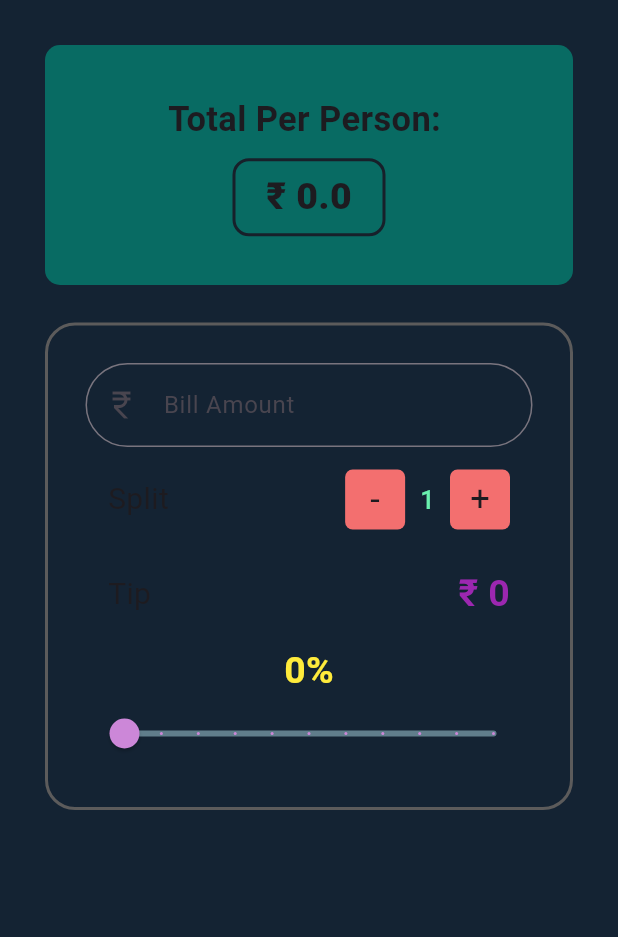
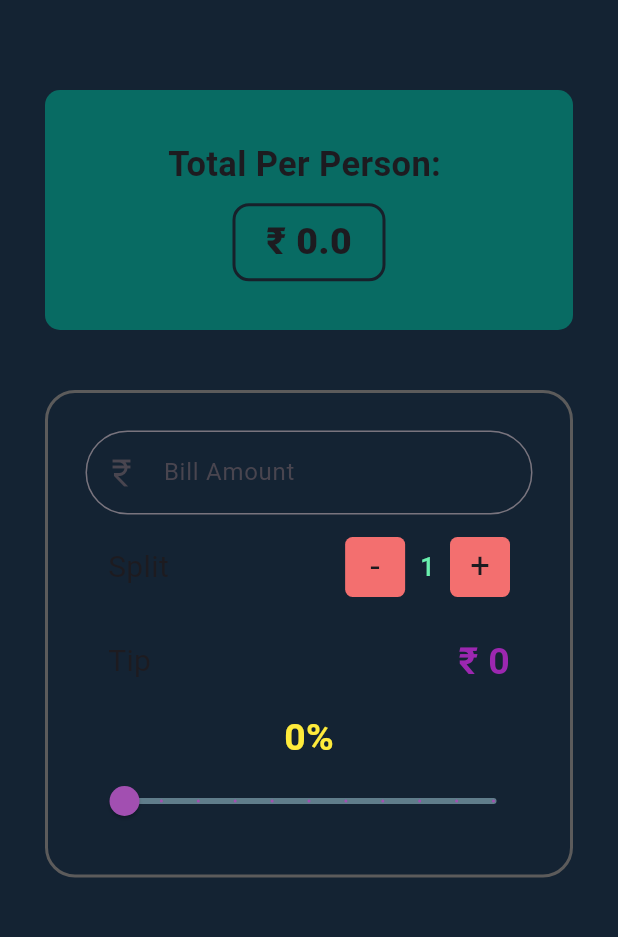
Before and after one commit to Aflah3100/Tip_Calculator_App, a Flutter app: the screen it shows after launch, on a phone screen of 412 x 824 dp, the part 84-1021 px from its top. Run offline on Flutter 3.47's test engine with Material 3 defaults, Android fonts, the phone set to English and light mode, and no system bars.

Commit message:
Margin updated between container-1 and container-2

```diff
--- a/lib/home_screen.dart
+++ b/lib/home_screen.dart
@@ -31,6 +31,7 @@ class _HomeScreenState extends State<HomeScreen> {
       body: SafeArea(
         //base-container
         child: Container(
+          padding: const EdgeInsets.only(top: 30.0),
           alignment: Alignment.center,
           width: double.infinity,
           height: double.infinity,
@@ -92,7 +93,7 @@ class _HomeScreenState extends State<HomeScreen> {
                         width: 2.0,
                         color: const Color.fromARGB(255, 92, 91, 91)),
                     borderRadius: BorderRadius.circular(20.0)),
-                margin: const EdgeInsets.only(top: 25.0),
+                margin: const EdgeInsets.only(top: 40.0),
                 child: Column(
                   mainAxisAlignment: MainAxisAlignment.center,
                   children: [
@@ -208,7 +209,7 @@ class _HomeScreenState extends State<HomeScreen> {
                         min: 0,
                         max: 100,
                         divisions: 10,
-                        activeColor: const Color.fromARGB(255, 204, 135, 216),
+                        activeColor: const Color.fromARGB(255, 162, 79, 177),
                         inactiveColor: Colors.blueGrey,
                         onChanged: (double newValue) {
                           setState(() {
```
